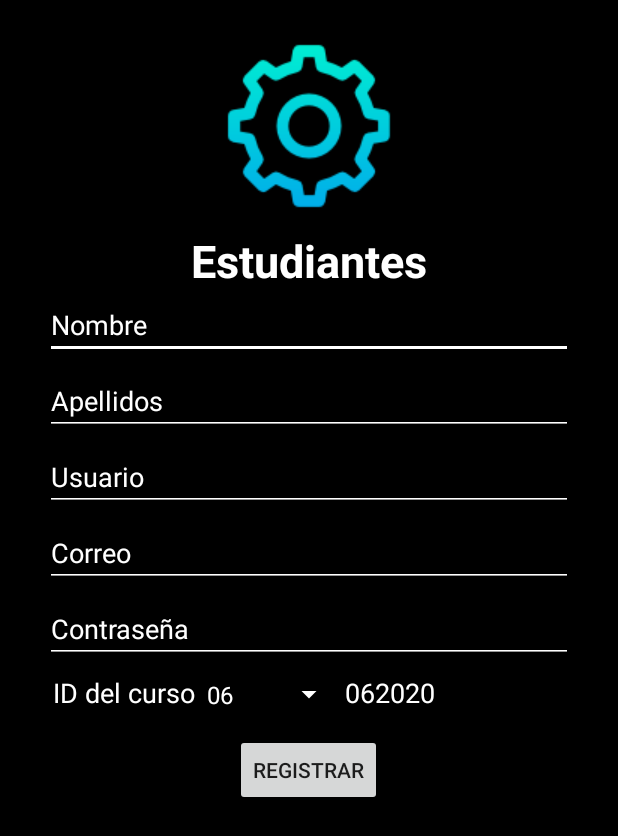
After one commit to andremunive/adminApp, an Android app: the signInStudent screen opened directly, with no data from a screen before it, on a phone screen of 412 x 824 dp. The commit adds this screen. Shown: the top 836 px of the screen. Run offline under Robolectric (Android 15) with nearby library versions, the phone set to English and light mode, and no system bars; our stand-ins replace Firebase (no records; nobody signed in at launch, a user with empty details on screens opened directly).

Commit message:
signInStudent complete

```diff
--- a/app/src/main/AndroidManifest.xml
+++ b/app/src/main/AndroidManifest.xml
@@ -10,7 +10,8 @@
         android:roundIcon="@mipmap/ic_launcher_round"
         android:supportsRtl="true"
         android:theme="@style/Theme.AppCompat.Light.NoActionBar">
-        <activity android:name=".teacherAdmin"></activity>
+        <activity android:name=".signInStudent"></activity>
+        <activity android:name=".teacherAdmin" />
         <activity android:name=".studentAdmin" />
         <activity android:name=".home" />
         <activity
--- /dev/null
+++ b/app/src/main/java/com/example/adminapp/signInStudent.java
@@ -0,0 +1,145 @@
+package com.example.adminapp;
+
+import androidx.annotation.NonNull;
+import androidx.appcompat.app.AppCompatActivity;
+
+import android.os.Bundle;
+import android.view.View;
+import android.widget.AdapterView;
+import android.widget.ArrayAdapter;
+import android.widget.EditText;
+import android.widget.Spinner;
+import android.widget.TextView;
+import android.widget.Toast;
+
+import com.google.android.gms.tasks.OnCompleteListener;
+import com.google.android.gms.tasks.Task;
+import com.google.firebase.auth.AuthResult;
+import com.google.firebase.auth.FirebaseAuth;
+import com.google.firebase.database.DatabaseReference;
+import com.google.firebase.database.FirebaseDatabase;
+
+import java.text.SimpleDateFormat;
+import java.util.ArrayList;
+import java.util.Date;
+
+public class signInStudent extends AppCompatActivity {
+
+    private EditText name, lastName, user, email, password;
+    private DatabaseReference mDatabase;
+    private FirebaseAuth auth = FirebaseAuth.getInstance();
+    private Date date = new Date();
+    private SimpleDateFormat format = new SimpleDateFormat("yyyy");
+    private TextView courseID;
+    private Spinner coursesSpinner;
+
+    @Override
+    protected void onCreate(Bundle savedInstanceState) {
+        super.onCreate(savedInstanceState);
+        setContentView(R.layout.activity_sign_in_student);
+
+        //View
+        name = findViewById(R.id.nameTxt);
+        lastName = findViewById(R.id.lastNameTxt);
+        user = findViewById(R.id.userTxt);
+        email = findViewById(R.id.emailTxt);
+        password = findViewById(R.id.passwordTxt);
+        coursesSpinner = findViewById(R.id.courseSpinner);
+        courseID = findViewById(R.id.courseIdTxt);
+        mDatabase = FirebaseDatabase.getInstance().getReference();
+
+        //Modificación del Spinner con la lista de curso ubicada en Strings
+        spinnerModifi();
+    }
+
+    public void registerClick(View view){
+        if(name.getText().toString().isEmpty()){
+            name.setError("Campo Obligatorio");
+        }else if(lastName.getText().toString().isEmpty()){
+            lastName.setError("Campo Obligatorio");
+        }else if(user.getText().toString().isEmpty()){
+            user.setError("Campo Obligatorio");
+        }else if(email.getText().toString().isEmpty()){
+            email.setError("Campo Obligatorio");
+        }else if(password.getText().toString().isEmpty()){
+            password.setError("Campo Obligatorio");
+        }else{
+            signinMethod(
+                    name.getText().toString(),
+                    lastName.getText().toString(),
+                    user.getText().toString(),
+                    email.getText().toString(),
+                    password.getText().toString(),
+                    courseID.getText().toString()
+            );
+        }
+    }
+
+
+
+
+    public void signinMethod(String nombre, String apellido, String usuario,
+                             String correo, String clave, String courseID) {
+
+        students student = new students(
+                nombre,
+                apellido,
+                usuario,
+                correo,
+                clave,
+                courseID
+        );
+
+        //Creación del usuario con email y contraseña
+        auth.createUserWithEmailAndPassword(email.getText().toString(),
+                password.getText().toString()).addOnCompleteListener(new OnCompleteListener<AuthResult>() {
+            @Override
+            public void onComplete(@NonNull Task<AuthResult> task) {
+                if(task.isSuccessful()){
+                    Toast.makeText(signInStudent.this, "Sirvió", Toast.LENGTH_SHORT).show();
+                }
+            }
+        });
+
+        mDatabase.child("Students").child(usuario).setValue(student)
+                .addOnCompleteListener(new OnCompleteListener<Void>() {
+                    @Override
+                    public void onComplete(@NonNull Task<Void> task) {
+                        if(task.isSuccessful()){
+                        }
+                    }
+                });
+    }
+
+    public void spinnerModifi(){
+        final String year = format.format(date).toString();
+
+        final ArrayList<String> courses = new ArrayList<>();
+        courses.add("06");
+        courses.add("07");
+        courses.add("08");
+        courses.add("09");
+        courses.add("10");
+        courses.add("11");
+
+        ArrayAdapter<String> coursesAdapter = new ArrayAdapter<>(
+                this,
+                R.layout.color_spinner_layout,
+                courses
+        );
+
+        coursesSpinner.setAdapter(coursesAdapter);
+
+        coursesSpinner.setOnItemSelectedListener(new AdapterView.OnItemSelectedListener() {
+            @Override
+            public void onItemSelected(AdapterView<?> parent, View view, int position, long id) {
+                courseID.setText(courses.get(position)+year);
+            }
+
+            @Override
+            public void onNothingSelected(AdapterView<?> parent) {
+
+            }
+        });
+    }
+}
--- a/app/src/main/java/com/example/adminapp/studentAdmin.java
+++ b/app/src/main/java/com/example/adminapp/studentAdmin.java
@@ -2,7 +2,9 @@ package com.example.adminapp;
 
 import androidx.appcompat.app.AppCompatActivity;
 
+import android.content.Intent;
 import android.os.Bundle;
+import android.view.View;
 
 public class studentAdmin extends AppCompatActivity {
 
@@ -11,4 +13,13 @@ public class studentAdmin extends AppCompatActivity {
         super.onCreate(savedInstanceState);
         setContentView(R.layout.activity_student_admin);
     }
+
+    public void addStudentClick(View view){
+        showAddStudent();
+    }
+
+    public void showAddStudent(){
+        Intent addStudentIntent = new Intent(this, signInStudent.class);
+        startActivity(addStudentIntent);
+    }
 }
--- /dev/null
+++ b/app/src/main/java/com/example/adminapp/students.java
@@ -0,0 +1,22 @@
+package com.example.adminapp;
+
+public class students {
+    public String name;
+    public String lastName;
+    public String user;
+    public String email;
+    public String password;
+    public String courseID;
+
+    public students() {
+    }
+
+    public students(String name, String lastName, String user, String email, String password, String courseID) {
+        this.name = name;
+        this.lastName = lastName;
+        this.user = user;
+        this.email = email;
+        this.password = password;
+        this.courseID = courseID;
+    }
+}
--- /dev/null
+++ b/app/src/main/res/layout/activity_sign_in_student.xml
@@ -0,0 +1,159 @@
+<?xml version="1.0" encoding="utf-8"?>
+<RelativeLayout xmlns:android="http://schemas.android.com/apk/res/android"
+    xmlns:app="http://schemas.android.com/apk/res-auto"
+    xmlns:tools="http://schemas.android.com/tools"
+    android:layout_width="match_parent"
+    android:layout_height="match_parent"
+    android:background="#000000"
+    tools:context=".signInStudent">
+
+    <ImageView
+        android:id="@+id/settingsIcon"
+        android:layout_width="wrap_content"
+        android:layout_height="wrap_content"
+        android:layout_centerHorizontal="true"
+        android:layout_marginTop="20dp"
+        app:srcCompat="@drawable/settings" />
+
+    <TextView
+        android:id="@+id/iconLabel"
+        android:layout_width="wrap_content"
+        android:layout_height="wrap_content"
+        android:layout_below="@+id/settingsIcon"
+        android:layout_centerHorizontal="true"
+        android:layout_marginTop="5dp"
+        android:text="Estudiantes"
+        android:textColor="#FFFFFF"
+        android:textSize="30dp"
+        android:textStyle="bold" />
+
+    <ScrollView
+        android:layout_width="match_parent"
+        android:layout_height="wrap_content"
+        android:layout_below="@+id/iconLabel">
+
+        <RelativeLayout
+            android:id="@+id/scrollLayout"
+            android:layout_width="match_parent"
+            android:layout_height="wrap_content">
+
+            <EditText
+                android:id="@+id/nameTxt"
+                android:layout_width="match_parent"
+                android:layout_height="wrap_content"
+                android:layout_centerHorizontal="true"
+                android:layout_marginLeft="30dp"
+                android:layout_marginRight="30dp"
+                android:backgroundTint="#FFFFFF"
+                android:hint="Nombre"
+                android:inputType="text"
+                android:textColor="#FFFFFF"
+                android:textColorHint="#FFFFFF" />
+
+            <EditText
+                android:id="@+id/lastNameTxt"
+                android:layout_width="match_parent"
+                android:layout_height="wrap_content"
+                android:layout_below="@+id/nameTxt"
+                android:layout_centerHorizontal="true"
+                android:layout_marginLeft="30dp"
+                android:layout_marginTop="5dp"
+                android:layout_marginRight="30dp"
+                android:backgroundTint="#FFFFFF"
+                android:hint="Apellidos"
+                android:inputType="text"
+                android:textColor="#FFFFFF"
+                android:textColorHint="#FFFFFF" />
+
+            <EditText
+                android:id="@+id/userTxt"
+                android:layout_width="match_parent"
+                android:layout_height="wrap_content"
+                android:layout_below="@+id/lastNameTxt"
+                android:layout_centerHorizontal="true"
+                android:layout_marginLeft="30dp"
+                android:layout_marginTop="5dp"
+                android:layout_marginRight="30dp"
+                android:backgroundTint="#FFFFFF"
+                android:hint="Usuario"
+                android:inputType="text"
+                android:textColor="#FFFFFF"
+                android:textColorHint="#FFFFFF" />
+
+            <EditText
+                android:id="@+id/emailTxt"
+                android:layout_width="match_parent"
+                android:layout_height="wrap_content"
+                android:layout_below="@+id/userTxt"
+                android:layout_centerHorizontal="true"
+                android:layout_marginLeft="30dp"
+                android:layout_marginTop="5dp"
+                android:layout_marginRight="30dp"
+                android:backgroundTint="#FFFFFF"
+                android:hint="Correo"
+                android:inputType="textEmailAddress"
+                android:textColor="#FFFFFF"
+                android:textColorHint="#FFFFFF" />
+
+            <EditText
+                android:id="@+id/passwordTxt"
+                android:layout_width="match_parent"
+                android:layout_height="wrap_content"
+                android:layout_below="@+id/emailTxt"
+                android:layout_centerHorizontal="true"
+                android:layout_marginLeft="30dp"
+                android:layout_marginTop="5dp"
+                android:layout_marginRight="30dp"
+                android:backgroundTint="#FFFFFF"
+                android:hint="Contraseña"
+                android:inputType="textPassword"
+                android:textColor="#FFFFFF"
+                android:textColorHint="#FFFFFF" />
+
+            <TextView
+                android:id="@+id/courseLabel"
+                android:layout_width="wrap_content"
+                android:layout_height="wrap_content"
+                android:layout_below="@+id/passwordTxt"
+                android:layout_marginLeft="35dp"
+                android:layout_marginTop="7dp"
+                android:text="ID del curso"
+                android:textColor="#FFFFFF"
+                android:textSize="18dp" />
+
+            <Spinner
+                android:id="@+id/courseSpinner"
+                android:layout_width="100dp"
+                android:layout_height="wrap_content"
+                android:layout_below="@+id/passwordTxt"
+                android:layout_toRightOf="@+id/courseLabel"
+                android:backgroundTint="#FFFFFF"
+                android:entries="@array/coursesItems" />
+
+            <TextView
+                android:id="@+id/courseIdTxt"
+                android:layout_width="wrap_content"
+                android:layout_height="wrap_content"
+                android:layout_below="@id/passwordTxt"
+                android:layout_marginTop="7dp"
+                android:layout_toRightOf="@id/courseSpinner"
+                android:text="......"
+                android:textColor="#FFFFFF"
+                android:textSize="18dp" />
+
+            <Button
+                android:id="@+id/signinBtn"
+                android:layout_width="wrap_content"
+                android:layout_height="wrap_content"
+                android:layout_below="@id/courseSpinner"
+                android:layout_centerHorizontal="true"
+                android:layout_marginTop="5dp"
+                android:onClick="registerClick"
+                android:text="Registrar" />
+
+        </RelativeLayout>
+
+
+    </ScrollView>
+
+</RelativeLayout>
--- a/app/src/main/res/layout/activity_student_admin.xml
+++ b/app/src/main/res/layout/activity_student_admin.xml
@@ -46,7 +46,8 @@
                 android:layout_centerHorizontal="true"
                 android:layout_marginLeft="30dp"
                 android:layout_marginRight="30dp"
-                android:text="Agregar Estudiante" />
+                android:text="Agregar Estudiante"
+                android:onClick="addStudentClick"/>
 
             <Button
                 android:id="@+id/deleteStudentBtn"
--- /dev/null
+++ b/app/src/main/res/layout/color_spinner_layout.xml
@@ -0,0 +1,12 @@
+<?xml version="1.0" encoding="utf-8"?>
+<CheckedTextView xmlns:android="http://schemas.android.com/apk/res/android"
+    android:id="@android:id/text1"
+    style="?android:attr/spinnerDropDownItemStyle"
+    android:layout_width="match_parent"
+    android:layout_height="wrap_content"
+    android:text="Curso"
+    android:textColor="#FFFFFF"
+    android:background="#000"
+    android:padding="10dp"
+    android:ellipsize="marquee"
+    android:singleLine="true" />
--- /dev/null
+++ b/app/src/main/res/layout/spinner_dropdown_layout.xml
@@ -0,0 +1,5 @@
+<?xml version="1.0" encoding="utf-8"?>
+<TextView xmlns:android="http://schemas.android.com/apk/res/android"
+    android:layout_width="match_parent" android:layout_height="match_parent">
+
+</TextView>
--- a/app/src/main/res/values/strings.xml
+++ b/app/src/main/res/values/strings.xml
@@ -13,4 +13,14 @@
     <string name="menu_slideshow">Slideshow</string>
 
     <string name="home_second">Home Second</string>
+    <string-array name="coursesItems">
+        <item>06</item>
+        <item>07</item>
+        <item>08</item>
+        <item>09</item>
+        <item>10</item>
+        <item>11</item>
+
+    </string-array>
+
 </resources>
```
